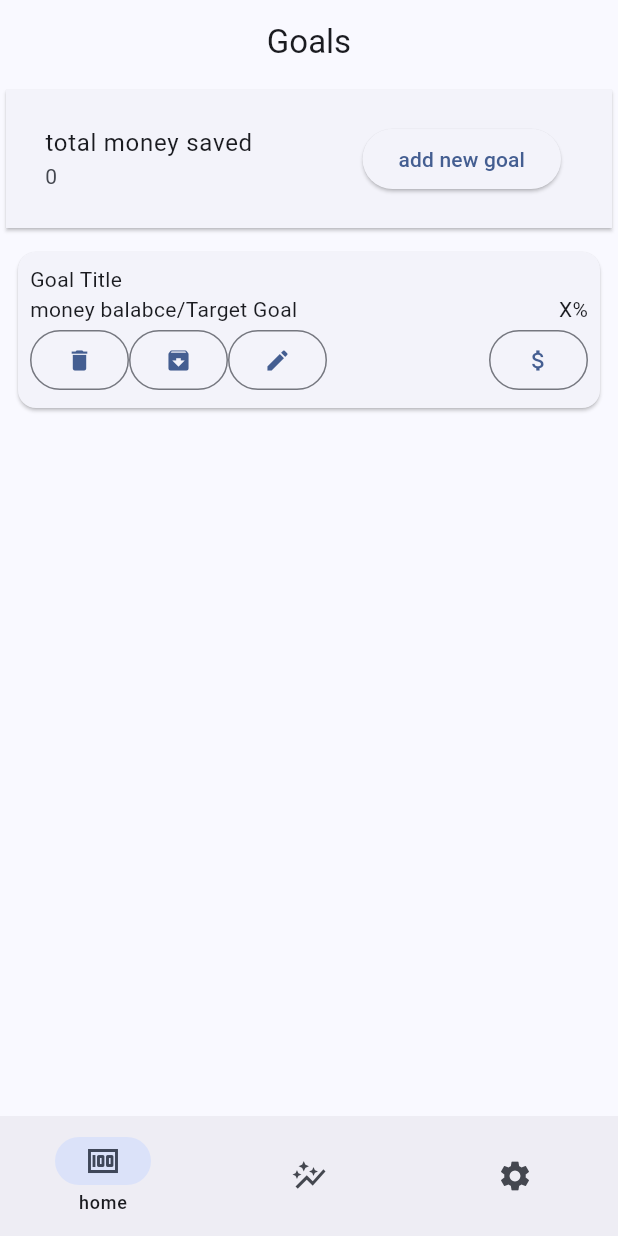
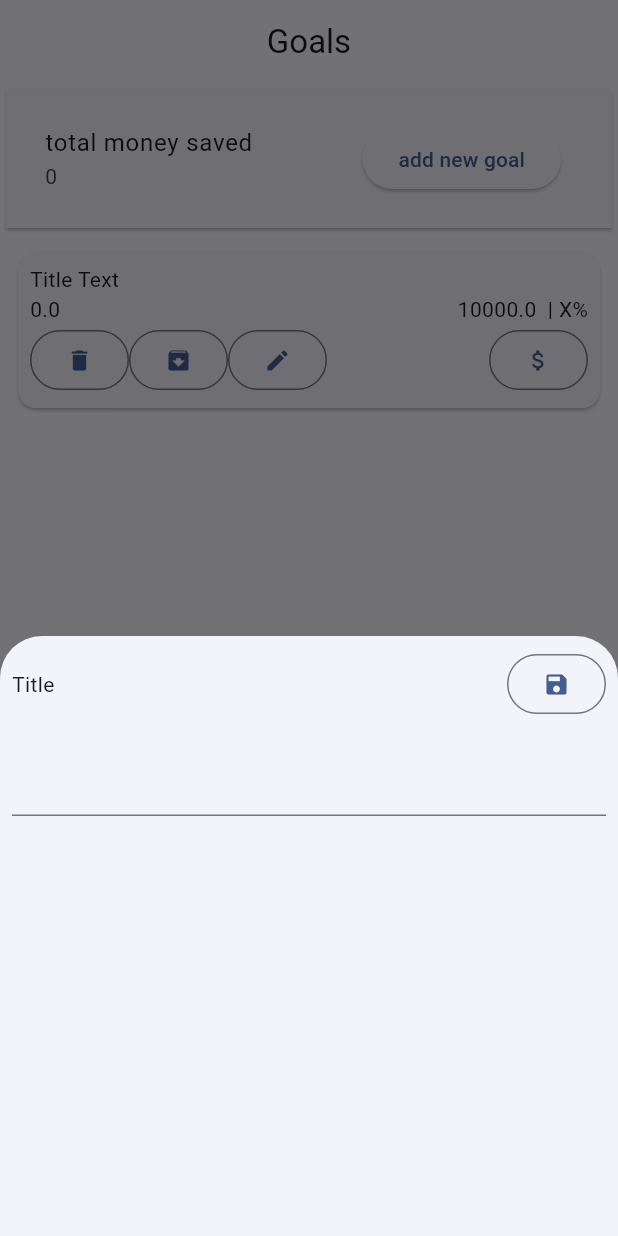
Before and after one commit to Wise-394/money_management, a Flutter app: the screen it shows after launch, after a tap on "add new goal", on a phone screen of 412 x 824 dp. Run offline on Flutter 3.47's test engine with Material 2 defaults, Android fonts, the phone set to English and light mode, and no system bars.

Commit message:
dynamic goal tile

```diff
--- /dev/null
+++ b/lib/components/add_goal_sheet.dart
@@ -0,0 +1,41 @@
+import 'package:flutter/material.dart';
+
+class AddGoalBottomSheet extends StatefulWidget {
+  const AddGoalBottomSheet({super.key});
+
+  @override
+  State<AddGoalBottomSheet> createState() => _AddGoalBottomSheet();
+}
+
+class _AddGoalBottomSheet extends State<AddGoalBottomSheet> {
+  @override
+  Widget build(BuildContext context) {
+    return SizedBox(
+      height: 400,
+      child: Center(
+        child: Column(mainAxisSize: MainAxisSize.max, children: [
+          Padding(
+            padding: const EdgeInsets.all(8.0),
+            child: Row(
+              children: [
+                Text('Title'),
+                Spacer(),
+                OutlinedButton(onPressed: () {}, child: Icon(Icons.save))
+              ],
+            ),
+          ),
+          Padding(
+            padding: const EdgeInsets.all(8.0),
+            child: Row(
+              children: [
+                Expanded(
+                  child: TextField(),
+                ),
+              ],
+            ),
+          )
+        ]),
+      ),
+    );
+  }
+}
--- a/lib/screen/pages/home_page.dart
+++ b/lib/screen/pages/home_page.dart
@@ -1,4 +1,5 @@
 import 'package:flutter/material.dart';
+import 'package:money_management/components/add_goal_sheet.dart';
 import 'package:money_management/screen/tiles/goal_tile.dart';
 import 'package:money_management/states/total_money_state.dart';
 import 'package:provider/provider.dart';
@@ -28,9 +29,12 @@ class HomePage extends StatelessWidget {
             ],
           ),
         ),
-        const Padding(
-          padding: EdgeInsets.all(8.0),
-          child: GoalTile(),
+        Padding(
+          padding: const EdgeInsets.all(8.0),
+          child: GoalTile(
+            goalTitle: 'Title Text',
+            goalTarget: 10000,
+          ),
         ),
       ]),
     );
@@ -38,6 +42,15 @@ class HomePage extends StatelessWidget {
 }
 
 class HomeMainTile extends StatelessWidget {
+  //methods for addBottomSheet
+  void showAddBottomSheet(BuildContext context) {
+    showModalBottomSheet(
+        context: context,
+        builder: (BuildContext context) {
+          return const AddGoalBottomSheet();
+        });
+  }
+
   const HomeMainTile({
     super.key,
     required this.totalMoney,
@@ -48,8 +61,9 @@ class HomeMainTile extends StatelessWidget {
   @override
   Widget build(BuildContext context) {
     return ListTile(
-        trailing:
-            ElevatedButton(onPressed: () {}, child: const Text('add new goal')),
+        trailing: ElevatedButton(
+            onPressed: () => showAddBottomSheet(context),
+            child: const Text('add new goal')),
         title: const Text('total money saved'),
         subtitle: Text('$totalMoney'));
   }
--- a/lib/screen/tiles/goal_tile.dart
+++ b/lib/screen/tiles/goal_tile.dart
@@ -1,7 +1,15 @@
 import 'package:flutter/material.dart';
 
 class GoalTile extends StatefulWidget {
-  const GoalTile({super.key});
+  final String goalTitle;
+  final double goalTarget;
+  final double goalBalance;
+  GoalTile({
+    super.key,
+    required this.goalTitle,
+    required this.goalTarget,
+    this.goalBalance = 0,
+  });
 
   @override
   State<GoalTile> createState() => _GoalTile();
@@ -15,16 +23,17 @@ class _GoalTile extends State<GoalTile> {
         padding: const EdgeInsets.all(8.0),
         child: Column(
           children: [
-            const Row(
+            Row(
               children: [
-                Text('Goal Title'),
+                Text(widget.goalTitle),
               ],
             ),
-            const Row(
+            Row(
               children: [
-                Text('money balabce/Target Goal'),
-                Spacer(),
-                Text('X%'),
+                Text(widget.goalBalance.toString()),
+                const Spacer(),
+                Text(widget.goalTarget.toString()),
+                const Text('  | X%'),
               ],
             ),
             Row(
```
